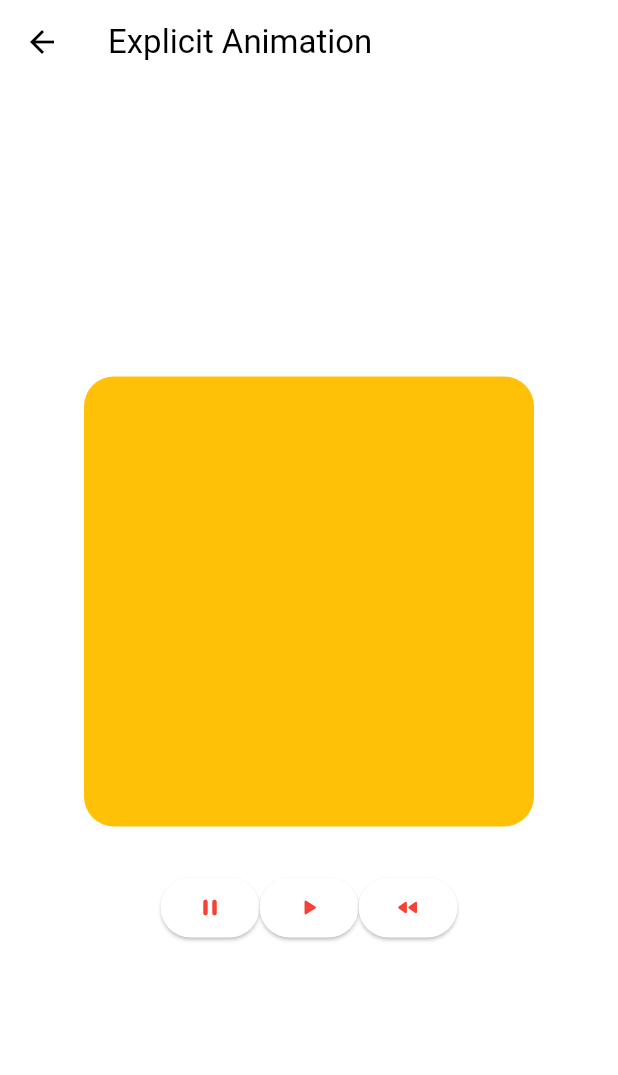
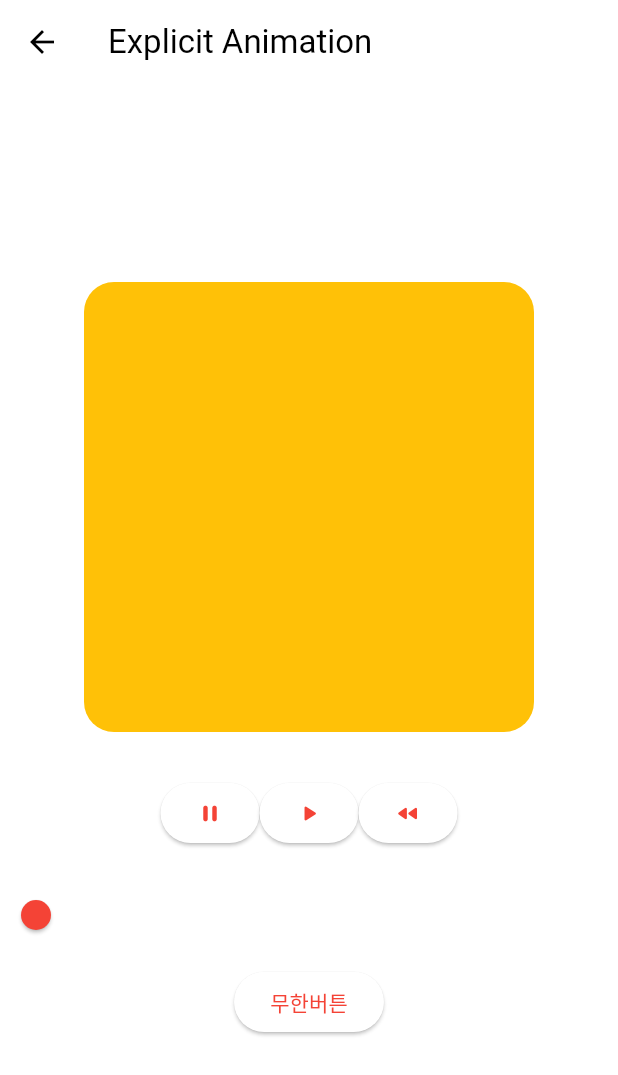
Before and after one commit to astronutts/flutter_animation, a Flutter app: the ExplicitAnimation screen opened directly, on a phone screen of 412 x 824 dp. Shown: the top 1075 px of the screen. Run offline on Flutter 3.47's test engine with Material 2 defaults, Android fonts, the phone set to English and light mode, and no system bars.

Commit message:
* curve animation : 기존에 애니메이션은 선형이라 항상 같은 정도로 효과가 적용되지만, 커브를 적용하면 선형이 아닌 변형하면서 효과를 줄 수 있다. 커브의 두가지 생성자는 parent와 curve가 있는데 parent는 따라갈 애니메이션을 지정하고 (_animationController), curve는 우리가 줄 커브를 정의하면 된다. 기존에 만들어 놓은 Tween들은 이제 _curve를 따라간다. (결국 _curve가 _animationController를 따라가기때문에 차이는 없다.)
슬라이더는 실시간으로 변화하는 애니메이션을 상태줄로 표현하는 것으로 이 값을 계속해서 추적하기 위해서는 따로 _value값을 정의하고 이것이 controller.value 값을 따라가면서 변화를 주면 된다.
우리는 보통 상태가 변화할 때마다 setState를 줘서 화면을 리빌드를 시켜주지만 그러면 리소스가 많이 낭비되고 메모리가 과부하가 올 수 있으므로 이 변화 값만 감시하여, 이부분만 리빌드를 해주는 ValueNotifier를 쓰면 좋다
그러면 값이 변화할 때마다 notifier를 해줘서 변화를 알 수 있게 된다.

ValueListenableBuilder를 사용하여 값의 변화를 인지하면서 (valueListenable : _value) builder는 슬라이더로 리턴한다.

* 무한루프
애니메이션을 계속해서 돌리는 방법
1) 컨트롤러에 ..addStatusListener를 달고 statue의 상태가 완료이거나 초기로 돌아갔을때 컨트롤러를 reverse 하거나 forward 해준다.
2) _toggleLooping 함수를 만들어주고 _Looping 을 bool 값을 줘서 버튼을 클릭했을때 컨트롤러의 값을 repeat() 해준다. (reverse : true를 하면 애니메이션이 끝나고 초기값으로 돌아가지 않고 reverse를 해서 초기값으로 간다)

```diff
--- a/lib/explicit_animation_screen.dart
+++ b/lib/explicit_animation_screen.dart
@@ -17,8 +17,16 @@ class _ExplicitAnimationState extends State<ExplicitAnimation>
     duration: const Duration(
       seconds: 2,
     ),
-  )..addListener(() {
-      setState(() {});
+  )
+    ..addListener(() {
+      _value.value = _animationController.value;
+    })
+    ..addStatusListener((status) {
+      if (status == AnimationStatus.completed) {
+        _animationController.reverse();
+      } else if (status == AnimationStatus.dismissed) {
+        _animationController.forward();
+      }
     });
 
   @override
@@ -29,9 +37,8 @@ class _ExplicitAnimationState extends State<ExplicitAnimation>
     Timer.periodic(
         const Duration(
           milliseconds: 500,
-        ), (timer) {
-      print(_animationController.value);
-    });
+        ),
+        (timer) {});
   }
 
   void _play() {
@@ -46,6 +53,13 @@ class _ExplicitAnimationState extends State<ExplicitAnimation>
     _animationController.reverse();
   }
 
+  final ValueNotifier<double> _value = ValueNotifier(0.0);
+  void _onChanged(double value) {
+    _value.value = 0;
+    _animationController.value = value;
+    //_animationController.animateTo(value);
+  }
+
   late final Animation<Decoration> _decoration = DecorationTween(
     begin: BoxDecoration(
       color: Colors.amber,
@@ -53,30 +67,47 @@ class _ExplicitAnimationState extends State<ExplicitAnimation>
     ),
     end: BoxDecoration(
       color: Colors.red,
-      borderRadius: BorderRadius.circular(200),
+      borderRadius: BorderRadius.circular(40),
     ),
   ).animate(_animationController);
 
   late final Animation<double> _rotation = Tween(
     begin: 0.0,
-    end: 2.0,
-  ).animate(_animationController);
+    end: 0.5,
+  ).animate(_curve);
 
   late final Animation<double> _scale = Tween(
     begin: 1.0,
-    end: 2.0,
-  ).animate(_animationController);
+    end: 1.5,
+  ).animate(_curve);
 
   late final Animation<Offset> _Offset = Tween(
     begin: Offset.zero,
-    end: const Offset(0, 0.5),
-  ).animate(_animationController);
+    end: const Offset(0, 0),
+  ).animate(_curve);
+
+  late final CurvedAnimation _curve =
+      CurvedAnimation(parent: _animationController, curve: Curves.elasticOut);
 
   @override
   void dispose() {
     // TODO: implement dispose
     super.dispose();
     _animationController.dispose();
+  }
+
+  bool _looping = false;
+  void _toggleLooping() {
+    if (_looping) {
+      _animationController.stop();
+    } else {
+      _animationController.repeat(
+        reverse: true,
+      );
+    }
+    setState(() {
+      _looping = !_looping;
+    });
   }
 
   @override
@@ -132,7 +163,25 @@ class _ExplicitAnimationState extends State<ExplicitAnimation>
                   ),
                 ),
               ],
-            )
+            ),
+            const SizedBox(
+              height: 20,
+            ),
+            ValueListenableBuilder(
+              valueListenable: _value,
+              builder: (context, value, child) {
+                return Slider(value: value, onChanged: _onChanged);
+              },
+            ),
+            const SizedBox(
+              height: 10,
+            ),
+            ElevatedButton(
+              onPressed: _toggleLooping,
+              child: const Text(
+                '무한버튼',
+              ),
+            ),
           ],
         ),
       ),
```
Also changed, not shown: 2 other files.
